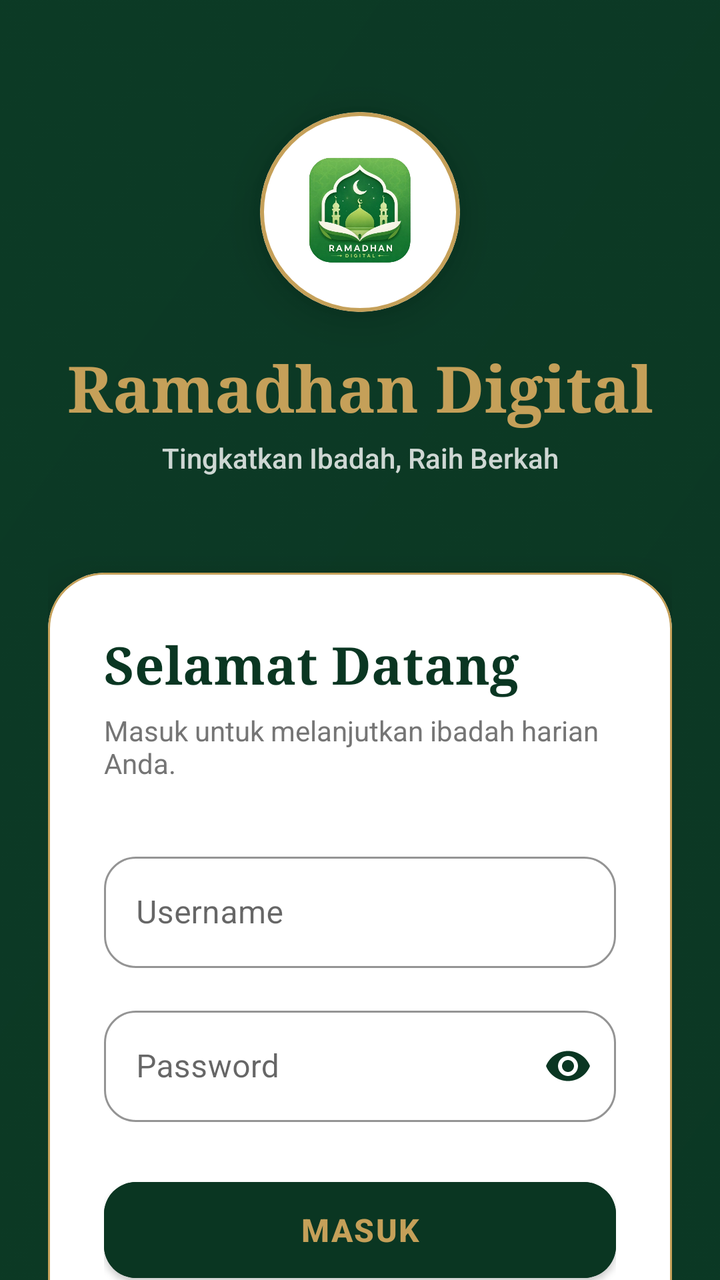
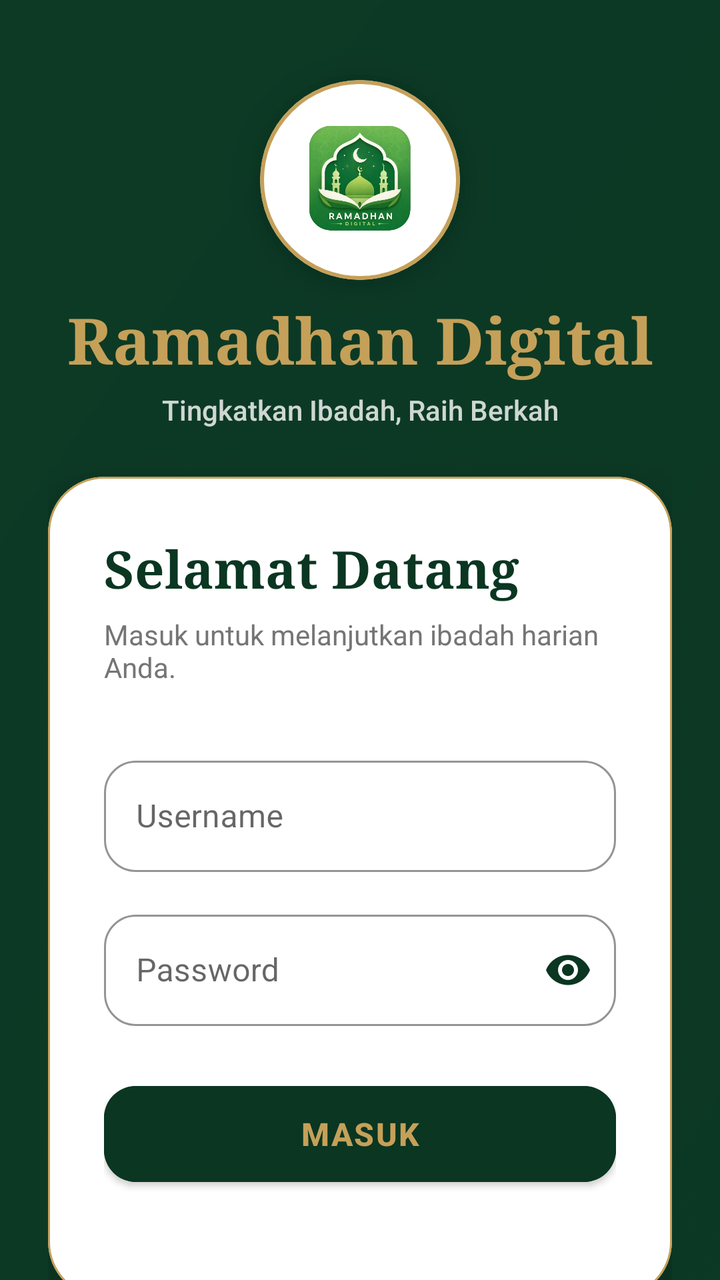

The first picture is an Android layout as it rendered before a commit; the second is the same layout after the commit. The layout source and the unified diff follow.
<!-- AndroidManifest.xml: application theme Theme.RamadhanDigital -->
<!-- res/layout/activity_login.xml -->
<?xml version="1.0" encoding="utf-8"?>
<androidx.constraintlayout.widget.ConstraintLayout xmlns:android="http://schemas.android.com/apk/res/android"
    xmlns:app="http://schemas.android.com/apk/res-auto"
    android:layout_width="match_parent"
    android:layout_height="match_parent"
    android:background="@color/green_header"> 

    
    <ImageView
        android:layout_width="0dp"
        android:layout_height="0dp"
        android:scaleType="centerCrop"
        android:src="@drawable/bg_splash_aman"
        android:alpha="0.08"
        app:layout_constraintTop_toTopOf="parent"
        app:layout_constraintBottom_toBottomOf="parent"
        app:layout_constraintStart_toStartOf="parent"
        app:layout_constraintEnd_toEndOf="parent"/>

    <ScrollView
        android:layout_width="0dp"
        android:layout_height="0dp"
        android:fillViewport="true"
        android:scrollbars="none"
        app:layout_constraintTop_toTopOf="parent"
        app:layout_constraintBottom_toBottomOf="parent"
        app:layout_constraintStart_toStartOf="parent"
        app:layout_constraintEnd_toEndOf="parent">

        <androidx.constraintlayout.widget.ConstraintLayout
            android:layout_width="match_parent"
            android:layout_height="wrap_content"
            android:padding="24dp">

            
            <com.google.android.material.card.MaterialCardView
                android:id="@+id/cardLogo"
                android:layout_width="100dp"
                android:layout_height="100dp"
                android:layout_marginTop="32dp"
                app:cardCornerRadius="50dp"
                app:cardElevation="12dp"
                app:cardBackgroundColor="@color/white"
                app:strokeWidth="2dp"
                app:strokeColor="@color/gold_text"
                app:layout_constraintTop_toTopOf="parent"
                app:layout_constraintStart_toStartOf="parent"
                app:layout_constraintEnd_toEndOf="parent">

                <ImageView
                    android:layout_width="match_parent"
                    android:layout_height="match_parent"
                    android:padding="20dp"
                    android:src="@drawable/icon1" />
            </com.google.android.material.card.MaterialCardView>

            <TextView
                android:id="@+id/tvTitle"
                android:layout_width="wrap_content"
                android:layout_height="wrap_content"
                android:text="Ramadhan Digital"
                android:textColor="@color/gold_text"
                android:fontFamily="serif"
                android:textStyle="bold"
                android:textSize="32sp"
                android:layout_marginTop="16dp"
                app:layout_constraintTop_toBottomOf="@id/cardLogo"
                app:layout_constraintStart_toStartOf="parent"
                app:layout_constraintEnd_toEndOf="parent"/>

            <TextView
                android:id="@+id/tvSubtitle"
                android:layout_width="wrap_content"
                android:layout_height="wrap_content"
                android:text="Tingkatkan Ibadah, Raih Berkah"
                android:textColor="@color/white"
                android:fontFamily="sans-serif-medium"
                android:textSize="14sp"
                android:layout_marginTop="4dp"
                android:alpha="0.8"
                app:layout_constraintTop_toBottomOf="@id/tvTitle"
                app:layout_constraintStart_toStartOf="parent"
                app:layout_constraintEnd_toEndOf="parent"/>

            
            <com.google.android.material.card.MaterialCardView
                android:layout_width="match_parent"
                android:layout_height="wrap_content"
                android:layout_marginTop="48dp"
                android:layout_marginBottom="32dp"
                app:cardCornerRadius="28dp"
                app:cardElevation="16dp"
                app:cardBackgroundColor="@color/white"
                app:strokeWidth="1dp"
                app:strokeColor="@color/gold_text"
                app:layout_constraintTop_toBottomOf="@id/tvSubtitle"
                app:layout_constraintStart_toStartOf="parent"
                app:layout_constraintEnd_toEndOf="parent"
                app:layout_constraintBottom_toBottomOf="parent"
                app:layout_constraintVertical_bias="0.0">

                <LinearLayout
                    android:layout_width="match_parent"
                    android:layout_height="wrap_content"
                    android:orientation="vertical"
                    android:padding="28dp">

                    <TextView
                        android:text="Selamat Datang"
                        android:textStyle="bold"
                        android:textSize="26sp"
                        android:fontFamily="serif"
                        android:textColor="@color/green_header"
                        android:layout_width="wrap_content"
                        android:layout_height="wrap_content"/>

                    <TextView
                        android:text="Masuk untuk melanjutkan ibadah harian Anda."
                        android:textColor="#757575"
                        android:textSize="14sp"
                        android:layout_marginTop="6dp"
                        android:layout_width="wrap_content"
                        android:layout_height="wrap_content"/>

                    
                    <com.google.android.material.textfield.TextInputLayout
                        android:layout_width="match_parent"
                        android:layout_height="wrap_content"
                        android:layout_marginTop="32dp"
                        style="@style/Widget.MaterialComponents.TextInputLayout.OutlinedBox"
                        app:boxCornerRadiusTopStart="16dp"
                        app:boxCornerRadiusTopEnd="16dp"
                        app:boxCornerRadiusBottomStart="16dp"
                        app:boxCornerRadiusBottomEnd="16dp"
                        app:boxStrokeColor="@color/green_header"
                        app:hintTextColor="@color/green_header">

                        <com.google.android.material.textfield.TextInputEditText
                            android:id="@+id/etUsername"
                            android:layout_width="match_parent"
                            android:layout_height="wrap_content"
                            android:hint="Username"
                            android:inputType="text" />
                    </com.google.android.material.textfield.TextInputLayout>

                    
                    <com.google.android.material.textfield.TextInputLayout
                        android:layout_width="match_parent"
                        android:layout_height="wrap_content"
                        android:layout_marginTop="16dp"
                        style="@style/Widget.MaterialComponents.TextInputLayout.OutlinedBox"
                        app:boxCornerRadiusTopStart="16dp"
                        app:boxCornerRadiusTopEnd="16dp"
                        app:boxCornerRadiusBottomStart="16dp"
                        app:boxCornerRadiusBottomEnd="16dp"
                        app:boxStrokeColor="@color/green_header"
                        app:hintTextColor="@color/green_header"
                        app:endIconMode="password_toggle"
                        app:endIconTint="@color/green_header">

                        <com.google.android.material.textfield.TextInputEditText
                            android:id="@+id/etPassword"
                            android:layout_width="match_parent"
                            android:layout_height="wrap_content"
                            android:hint="Password"
                            android:inputType="textPassword" />
                    </com.google.android.material.textfield.TextInputLayout>

                    
                    <com.google.android.material.button.MaterialButton
                        android:id="@+id/btnLogin"
                        android:layout_width="match_parent"
                        android:layout_height="60dp"
                        android:layout_marginTop="24dp"
                        android:text="MASUK"
                        android:textStyle="bold"
                        android:textSize="16sp"
                        android:letterSpacing="0.05"
                        android:backgroundTint="@color/green_header"
                        android:textColor="@color/gold_text"
                        app:cornerRadius="16dp"
                        app:elevation="4dp"/>

                    <LinearLayout
                        android:layout_width="wrap_content"
                        android:layout_height="wrap_content"
                        android:orientation="horizontal"
                        android:layout_gravity="center_horizontal"
                        android:layout_marginTop="24dp"/>

                </LinearLayout>
            </com.google.android.material.card.MaterialCardView>
        </androidx.constraintlayout.widget.ConstraintLayout>
    </ScrollView>
</androidx.constraintlayout.widget.ConstraintLayout>
<!-- resources referenced by this layout -->
<resources>
  <color name="gold_text">@color/gold_soft</color>
  <color name="green_header">@color/luxury_emerald</color>
  <color name="white">#FFFFFF</color>
  <!-- drawable bg_splash_aman (drawable) -->
  <?xml version="1.0" encoding="utf-8"?>
  <layer-list xmlns:android="http://schemas.android.com/apk/res/android">
  
      <item>
          <shape android:shape="rectangle">
              <gradient
                  android:angle="135"
                  android:startColor="#0A3622"
                  android:endColor="#146C43"
                  android:type="linear" />
          </shape>
      </item>
  
      <item>
          <bitmap
              android:src="@drawable/pattern"
              android:tileMode="repeat"
              android:gravity="center"
              android:alpha="0.12" />
      </item>
  
  </layer-list>
  <!-- drawable icon1: png bitmap (drawable, 290793 bytes) -->
  <style name="Theme.RamadhanDigital" parent="Theme.MaterialComponents.Light.NoActionBar">
  
          
          <item name="colorPrimary">@color/green_header</item>
          <item name="colorPrimaryVariant">@color/green_status_bar</item>
          <item name="colorSecondary">@color/gold_text</item>
  
          <item name="colorOnPrimary">@color/white</item>
          <item name="colorOnSecondary">@color/white</item>
  
          
          <item name="android:windowBackground">@color/app_background</item>
  
          
          <item name="android:statusBarColor">@color/green_status_bar</item>
          <item name="android:navigationBarColor">@color/white</item>
  
          
          <item name="android:windowLightStatusBar">false</item>
  
          <item name="bottomNavigationStyle">@style/App.BottomNavigationView</item>
      </style>
  <color name="gold_soft">#C5A059</color>
  <color name="luxury_emerald">#0A3622</color>
  <!-- drawable pattern: jpg bitmap (drawable, 23216 bytes) -->
  <color name="green_status_bar">@color/luxury_emerald</color>
  <color name="app_background">@color/luxury_bg</color>
  <style name="App.BottomNavigationView" parent="Widget.MaterialComponents.BottomNavigationView">
          <item name="itemActiveIndicatorStyle">@style/App.Custom.Indicator</item>
          <item name="itemTextAppearanceActive">@style/App.BottomNav.Text.Active</item>
          <item name="itemTextAppearanceInactive">@style/App.BottomNav.Text.Inactive</item>
          <item name="itemIconTint">@color/bottom_nav_color_state</item>
          <item name="itemTextColor">@color/bottom_nav_color_state</item>
          <item name="backgroundTint">@color/white</item>
      </style>
  <color name="luxury_bg">#F4F7F5</color>
  <style name="App.Custom.Indicator" parent="Widget.Material3.BottomNavigationView.ActiveIndicator">
          
          <item name="android:color">@color/bottom_nav_indicator</item>
          <item name="android:width">60dp</item>
          <item name="android:height">40dp</item>
      </style>
  <style name="App.BottomNav.Text.Active" parent="TextAppearance.MaterialComponents.Caption">
          <item name="android:textStyle">bold</item>
          <item name="android:textSize">14sp</item>
          <item name="android:fontFamily">serif</item>
      </style>
  <style name="App.BottomNav.Text.Inactive" parent="TextAppearance.MaterialComponents.Caption">
          <item name="android:textStyle">normal</item>
          <item name="android:textSize">12sp</item>
          <item name="android:fontFamily">serif</item>
      </style>
  <color name="bottom_nav_indicator">#1A0A3622</color>
</resources>

<!-- the commit's change to res/layout/activity_login.xml (unified diff, before → after) -->
@@ -37,7 +37,7 @@
                 android:id="@+id/cardLogo"
                 android:layout_width="100dp"
                 android:layout_height="100dp"
-                android:layout_marginTop="32dp"
+                android:layout_marginTop="16dp"
                 app:cardCornerRadius="50dp"
                 app:cardElevation="12dp"
                 app:cardBackgroundColor="@color/white"
@@ -63,7 +63,7 @@
                 android:fontFamily="serif"
                 android:textStyle="bold"
                 android:textSize="32sp"
-                android:layout_marginTop="16dp"
+                android:layout_marginTop="8dp"
                 app:layout_constraintTop_toBottomOf="@id/cardLogo"
                 app:layout_constraintStart_toStartOf="parent"
                 app:layout_constraintEnd_toEndOf="parent"/>
@@ -86,7 +86,7 @@
             <com.google.android.material.card.MaterialCardView
                 android:layout_width="match_parent"
                 android:layout_height="wrap_content"
-                android:layout_marginTop="48dp"
+                android:layout_marginTop="24dp"
                 android:layout_marginBottom="32dp"
                 app:cardCornerRadius="28dp"
                 app:cardElevation="16dp"
@@ -106,32 +106,32 @@
                     android:padding="28dp">
 
                     <TextView
+                        android:layout_width="wrap_content"
+                        android:layout_height="wrap_content"
+                        android:fontFamily="serif"
                         android:text="Selamat Datang"
-                        android:textStyle="bold"
+                        android:textColor="@color/green_header"
                         android:textSize="26sp"
-                        android:fontFamily="serif"
-                        android:textColor="@color/green_header"
-                        android:layout_width="wrap_content"
-                        android:layout_height="wrap_content"/>
+                        android:textStyle="bold" />
 
                     <TextView
+                        android:layout_width="wrap_content"
+                        android:layout_height="wrap_content"
+                        android:layout_marginTop="6dp"
                         android:text="Masuk untuk melanjutkan ibadah harian Anda."
                         android:textColor="#757575"
-                        android:textSize="14sp"
-                        android:layout_marginTop="6dp"
-                        android:layout_width="wrap_content"
-                        android:layout_height="wrap_content"/>
+                        android:textSize="14sp" />
 
                     
                     <com.google.android.material.textfield.TextInputLayout
+                        style="@style/Widget.MaterialComponents.TextInputLayout.OutlinedBox"
                         android:layout_width="match_parent"
                         android:layout_height="wrap_content"
                         android:layout_marginTop="32dp"
-                        style="@style/Widget.MaterialComponents.TextInputLayout.OutlinedBox"
+                        app:boxCornerRadiusBottomEnd="16dp"
+                        app:boxCornerRadiusBottomStart="16dp"
+                        app:boxCornerRadiusTopEnd="16dp"
                         app:boxCornerRadiusTopStart="16dp"
-                        app:boxCornerRadiusTopEnd="16dp"
-                        app:boxCornerRadiusBottomStart="16dp"
-                        app:boxCornerRadiusBottomEnd="16dp"
                         app:boxStrokeColor="@color/green_header"
                         app:hintTextColor="@color/green_header">
 
@@ -145,18 +145,18 @@
 
                     
                     <com.google.android.material.textfield.TextInputLayout
+                        style="@style/Widget.MaterialComponents.TextInputLayout.OutlinedBox"
                         android:layout_width="match_parent"
                         android:layout_height="wrap_content"
                         android:layout_marginTop="16dp"
-                        style="@style/Widget.MaterialComponents.TextInputLayout.OutlinedBox"
+                        app:boxCornerRadiusBottomEnd="16dp"
+                        app:boxCornerRadiusBottomStart="16dp"
+                        app:boxCornerRadiusTopEnd="16dp"
                         app:boxCornerRadiusTopStart="16dp"
-                        app:boxCornerRadiusTopEnd="16dp"
-                        app:boxCornerRadiusBottomStart="16dp"
-                        app:boxCornerRadiusBottomEnd="16dp"
                         app:boxStrokeColor="@color/green_header"
-                        app:hintTextColor="@color/green_header"
                         app:endIconMode="password_toggle"
-                        app:endIconTint="@color/green_header">
+                        app:endIconTint="@color/green_header"
+                        app:hintTextColor="@color/green_header">
 
                         <com.google.android.material.textfield.TextInputEditText
                             android:id="@+id/etPassword"
@@ -172,21 +172,21 @@
                         android:layout_width="match_parent"
                         android:layout_height="60dp"
                         android:layout_marginTop="24dp"
+                        android:backgroundTint="@color/green_header"
+                        android:letterSpacing="0.05"
                         android:text="MASUK"
+                        android:textColor="@color/gold_text"
+                        android:textSize="16sp"
                         android:textStyle="bold"
-                        android:textSize="16sp"
-                        android:letterSpacing="0.05"
-                        android:backgroundTint="@color/green_header"
-                        android:textColor="@color/gold_text"
                         app:cornerRadius="16dp"
-                        app:elevation="4dp"/>
+                        app:elevation="4dp" />
 
                     <LinearLayout
                         android:layout_width="wrap_content"
                         android:layout_height="wrap_content"
-                        android:orientation="horizontal"
                         android:layout_gravity="center_horizontal"
-                        android:layout_marginTop="24dp"/>
+                        android:layout_marginTop="24dp"
+                        android:orientation="horizontal" />
 
                 </LinearLayout>
             </com.google.android.material.card.MaterialCardView>
